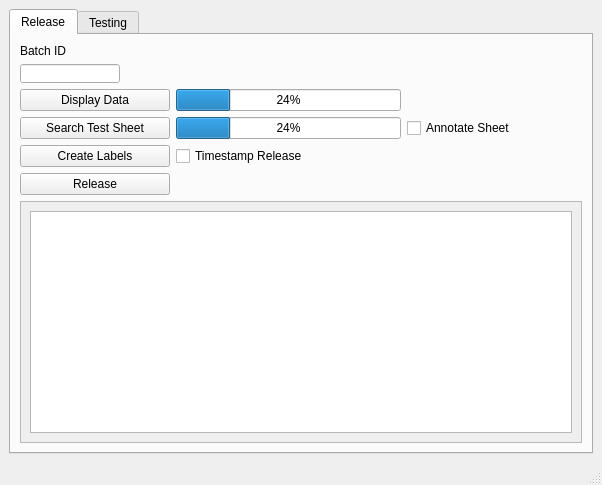
eholder102/GUI-QC-Release, file qcrelease.ui: the form before one commit.
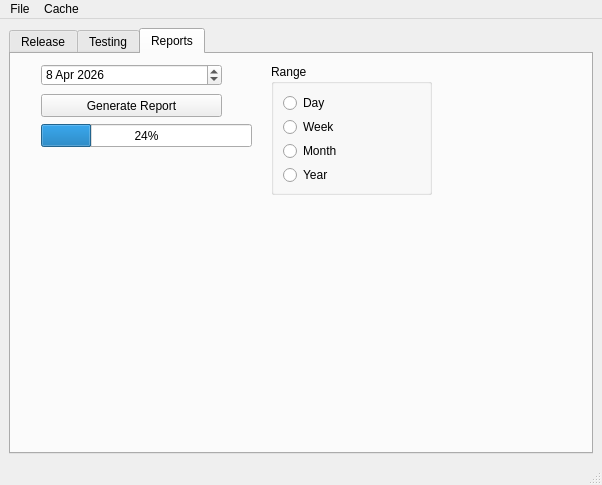
The form after the commit. The open tabs and pages were chosen to show the change.

Commit message: Added timed report functionality and updated treatment for SLE lots according to Skip lot JPS.docx

Diff of the .ui file:
```diff
--- a/qcrelease.ui
+++ b/qcrelease.ui
@@ -20,8 +20,8 @@
      <verstretch>0</verstretch>
     </sizepolicy>
    </property>
-   <layout class="QGridLayout" name="gridLayout_4">
-    <item row="0" column="0">
+   <layout class="QVBoxLayout" name="verticalLayout">
+    <item>
      <widget class="QTabWidget" name="tabWidget">
       <property name="currentIndex">
        <number>0</number>
@@ -330,6 +330,140 @@
         </item>
        </layout>
       </widget>
+      <widget class="QWidget" name="report_tab">
+       <attribute name="title">
+        <string>Reports</string>
+       </attribute>
+       <widget class="QPushButton" name="report_test_button">
+        <property name="geometry">
+         <rect>
+          <x>30</x>
+          <y>40</y>
+          <width>181</width>
+          <height>23</height>
+         </rect>
+        </property>
+        <property name="text">
+         <string>Generate Report</string>
+        </property>
+       </widget>
+       <widget class="QLabel" name="label_3">
+        <property name="geometry">
+         <rect>
+          <x>10</x>
+          <y>10</y>
+          <width>47</width>
+          <height>14</height>
+         </rect>
+        </property>
+        <property name="text">
+         <string/>
+        </property>
+       </widget>
+       <widget class="QGroupBox" name="groupBox">
+        <property name="geometry">
+         <rect>
+          <x>260</x>
+          <y>10</y>
+          <width>161</width>
+          <height>131</height>
+         </rect>
+        </property>
+        <property name="sizePolicy">
+         <sizepolicy hsizetype="Preferred" vsizetype="Fixed">
+          <horstretch>0</horstretch>
+          <verstretch>0</verstretch>
+         </sizepolicy>
+        </property>
+        <property name="title">
+         <string>Range</string>
+        </property>
+        <layout class="QGridLayout" name="gridLayout_6">
+         <item row="5" column="0">
+          <widget class="QRadioButton" name="yearButton">
+           <property name="minimumSize">
+            <size>
+             <width>0</width>
+             <height>20</height>
+            </size>
+           </property>
+           <property name="text">
+            <string>Year</string>
+           </property>
+          </widget>
+         </item>
+         <item row="1" column="0">
+          <widget class="QRadioButton" name="weekButton">
+           <property name="minimumSize">
+            <size>
+             <width>0</width>
+             <height>20</height>
+            </size>
+           </property>
+           <property name="text">
+            <string>Week</string>
+           </property>
+          </widget>
+         </item>
+         <item row="4" column="0">
+          <widget class="QRadioButton" name="monthButton">
+           <property name="minimumSize">
+            <size>
+             <width>0</width>
+             <height>20</height>
+            </size>
+           </property>
+           <property name="text">
+            <string>Month</string>
+           </property>
+          </widget>
+         </item>
+         <item row="0" column="0">
+          <widget class="QRadioButton" name="dayButton">
+           <property name="minimumSize">
+            <size>
+             <width>0</width>
+             <height>20</height>
+            </size>
+           </property>
+           <property name="text">
+            <string>Day</string>
+           </property>
+          </widget>
+         </item>
+        </layout>
+       </widget>
+       <widget class="QDateEdit" name="report_date">
+        <property name="geometry">
+         <rect>
+          <x>30</x>
+          <y>10</y>
+          <width>181</width>
+          <height>22</height>
+         </rect>
+        </property>
+        <property name="date">
+         <date>
+          <year>2026</year>
+          <month>4</month>
+          <day>8</day>
+         </date>
+        </property>
+       </widget>
+       <widget class="QProgressBar" name="report_progress_bar">
+        <property name="geometry">
+         <rect>
+          <x>30</x>
+          <y>70</y>
+          <width>211</width>
+          <height>23</height>
+         </rect>
+        </property>
+        <property name="value">
+         <number>24</number>
+        </property>
+       </widget>
+      </widget>
      </widget>
     </item>
    </layout>
@@ -343,6 +477,25 @@
      <height>22</height>
     </rect>
    </property>
+   <widget class="QMenu" name="menuFile">
+    <property name="title">
+     <string>File</string>
+    </property>
+    <addaction name="actionSave"/>
+    <addaction name="actionSave_As"/>
+    <addaction name="actionOpen"/>
+   </widget>
+   <widget class="QMenu" name="menuCache">
+    <property name="title">
+     <string>Cache</string>
+    </property>
+    <addaction name="actionRefresh_Check_In_Data"/>
+    <addaction name="actionRefresh_Component_Check_In_Data"/>
+    <addaction name="actionRefresh_Label_Check_In_Data"/>
+    <addaction name="actionRefresh_Test_and_Skip_Data"/>
+   </widget>
+   <addaction name="menuFile"/>
+   <addaction name="menuCache"/>
   </widget>
   <widget class="QStatusBar" name="statusbar"/>
  </widget>
```
Left out of the diff: 40 changed lines with no effect on the pictures. The commit also changes 6 other files.
